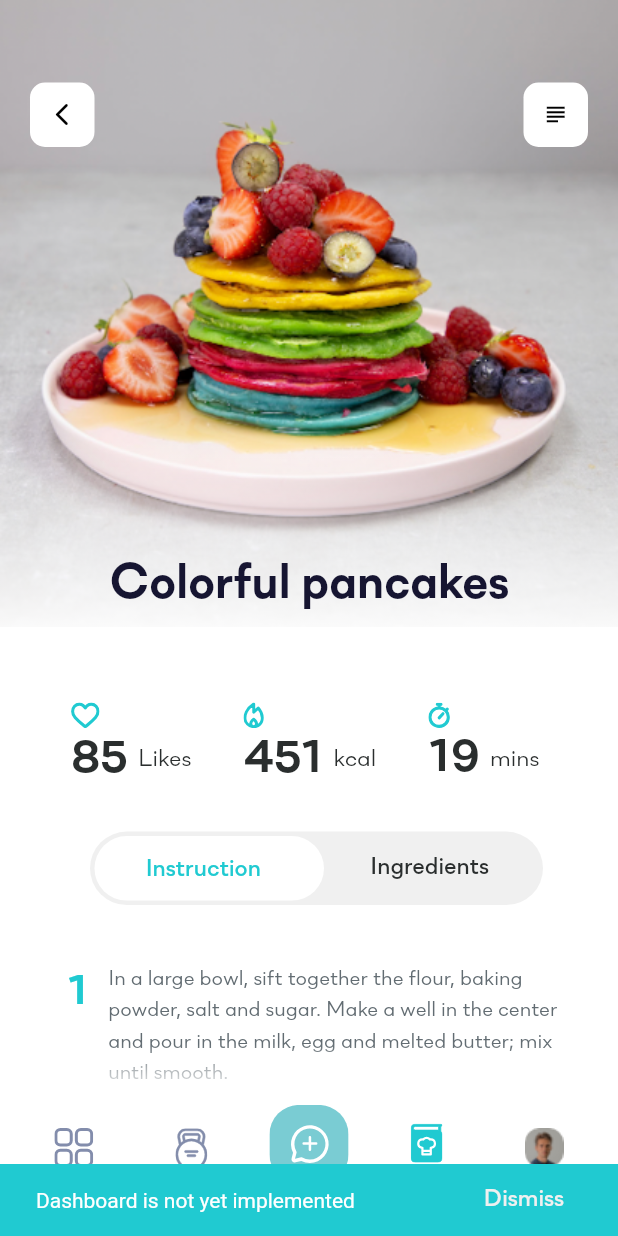
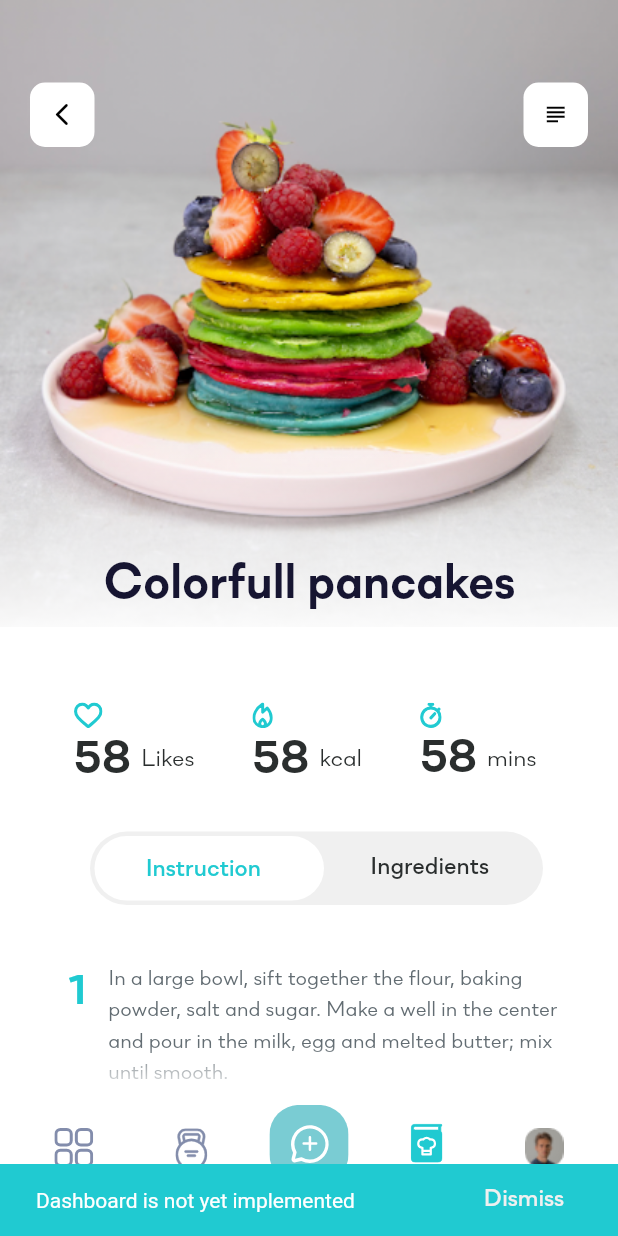
Before and after one commit to Grrravity/RecipeTest, a Flutter app: the screen it shows after launch, after a tap on the "subject" icon, on a phone screen of 412 x 824 dp. Run offline on Flutter 3.47's test engine with Material 2 defaults, Android fonts, the phone set to English and light mode, and no system bars; our stand-ins replace bloc, dartz, equatable, flutter_bloc, flutter_svg, get_it and 1 more.

Commit message:
Created Listview builder with fake data input > Updated test

```diff
--- a/lib/features/pancake_app/views/components/display/detail_display.dart
+++ b/lib/features/pancake_app/views/components/display/detail_display.dart
@@ -1,8 +1,11 @@
 import 'package:flutter/material.dart';
+import 'package:pancakeapp/features/pancake_app/domain/entities/recipe_data.dart';
 import 'package:pancakeapp/features/pancake_app/views/components/recipe_view.dart';
 
 class DetailWidget extends StatefulWidget {
-  const DetailWidget({Key? key}) : super(key: key);
+  final RecipeData recipeData;
+
+  const DetailWidget({Key? key, required this.recipeData}) : super(key: key);
 
   @override
   _DetailWidgetState createState() => _DetailWidgetState();
@@ -13,13 +16,11 @@ class _DetailWidgetState extends State<DetailWidget> {
 
   @override
   Widget build(BuildContext context) {
-    //TODO Add fake data source from Json
     return Column(
       mainAxisSize: MainAxisSize.max,
       mainAxisAlignment: MainAxisAlignment.start,
       crossAxisAlignment: CrossAxisAlignment.stretch,
       children: [
-        //TODO Extract components
         Container(
           transform: Matrix4.translationValues(0.0, 4.0, 0.0),
           height: 140,
@@ -34,7 +35,7 @@ class _DetailWidgetState extends State<DetailWidget> {
               child: Padding(
                 padding: const EdgeInsets.only(bottom: 23),
                 child: Text(
-                  "Colorful pancakes",
+                  widget.recipeData.title,
                   style: Theme.of(context).textTheme.headline4,
                 ),
               )),
@@ -51,20 +52,22 @@ class _DetailWidgetState extends State<DetailWidget> {
                   children: [
                     DataInput(
                         asset: 'assets/icons/heart.svg',
-                        data: "85 ",
+                        data: widget.recipeData.metrics.likes.toString() + " ",
                         label: "Likes"),
                     DataInput(
                         asset: 'assets/icons/calories.svg',
-                        data: "451 ",
+                        data: widget.recipeData.metrics.likes.toString() + " ",
                         label: "kcal"),
                     DataInput(
                         asset: 'assets/icons/timer.svg',
-                        data: "19 ",
+                        data: widget.recipeData.metrics.likes.toString() + " ",
                         label: "mins"),
                   ],
                 ),
               ),
               SwitchableList(
+                stepList: widget.recipeData.instruction,
+                ingredientList: widget.recipeData.ingredients,
                 isStep: _enabled,
                 onChanged: (bool val) {
                   setState(() {
--- a/lib/features/pancake_app/views/components/display/recipe_display.dart
+++ b/lib/features/pancake_app/views/components/display/recipe_display.dart
@@ -1,12 +1,14 @@
 import 'package:flutter/foundation.dart';
 import 'package:flutter/material.dart';
+import 'package:pancakeapp/features/pancake_app/domain/entities/recipe_data.dart';
 import 'package:pancakeapp/features/pancake_app/views/components/display/detail_display.dart';
 import 'package:pancakeapp/features/pancake_app/views/components/widgets/bottom_navigation_bar.dart';
 import 'package:pancakeapp/features/pancake_app/views/components/widgets/header_button_widget.dart';
 import 'package:pancakeapp/features/pancake_app/views/components/widgets/recipe_picture_widget.dart';
 
 class RecipeView extends StatefulWidget {
-  RecipeView({Key? key}) : super(key: key);
+  final RecipeData recipeData;
+  RecipeView({Key? key, required this.recipeData}) : super(key: key);
 
   @override
   RecipeViewState createState() => RecipeViewState();
@@ -28,11 +30,11 @@ class RecipeViewState extends State<RecipeView> {
             initialChildSize: 0.65,
             maxChildSize: 0.95,
             minChildSize: 0.65,
-            builder: (BuildContext context, myscrollController) {
+            builder: (BuildContext context, myScrollController) {
               return Container(
                 child: SingleChildScrollView(
-                  controller: myscrollController,
-                  child: DetailWidget(),
+                  controller: myScrollController,
+                  child: DetailWidget(recipeData: widget.recipeData),
                 ),
               );
             },
--- a/lib/features/pancake_app/views/components/widgets/list_widget.dart
+++ b/lib/features/pancake_app/views/components/widgets/list_widget.dart
@@ -1,16 +1,19 @@
 import 'package:flutter/material.dart';
 
 class ListWidget extends StatelessWidget {
-  const ListWidget({Key? key}) : super(key: key);
+  final List<String> ingredientList;
+  const ListWidget({Key? key, required this.ingredientList}) : super(key: key);
 
   @override
   Widget build(BuildContext context) {
-    //TODO Refactor with Listview.Builder
     return Container(
         margin: const EdgeInsets.symmetric(horizontal: 15),
-      child: Column(
-        children: [
-          Container(
+        child: ListView.builder(
+            shrinkWrap: true,
+            physics: const NeverScrollableScrollPhysics(),
+            itemCount: ingredientList.length,
+            itemBuilder: (BuildContext context, int index) {
+              return Container(
                   padding: EdgeInsets.symmetric(vertical: 5),
                   child: Row(
                     crossAxisAlignment: CrossAxisAlignment.center,
@@ -19,97 +22,11 @@ class ListWidget extends StatelessWidget {
                           style: Theme.of(context).textTheme.headline6),
                       SizedBox(width: 13),
                       Expanded(
-                    child: Text("1 ½ cups all-purposed flour",
+                        child: Text(ingredientList[index],
                             style: Theme.of(context).textTheme.bodyText1),
                       ),
                     ],
-              )),
-          Container(
-              padding: EdgeInsets.symmetric(vertical: 5),
-              child: Row(
-                crossAxisAlignment: CrossAxisAlignment.center,
-                children: [
-                  Text(String.fromCharCode(0x2022),
-                      style: Theme.of(context).textTheme.headline6),
-                  SizedBox(width: 13),
-                  Expanded(
-                    child: Text("3 tablespoons butter, melted",
-                        style: Theme.of(context).textTheme.bodyText1),
-                  ),
-                ],
-              )),
-          Container(
-              padding: EdgeInsets.symmetric(vertical: 5),
-              child: Row(
-                crossAxisAlignment: CrossAxisAlignment.center,
-                children: [
-                  Text(String.fromCharCode(0x2022),
-                      style: Theme.of(context).textTheme.headline6),
-                  SizedBox(width: 13),
-                  Expanded(
-                    child: Text("3 ½ teaspoons baking powder",
-                        style: Theme.of(context).textTheme.bodyText1),
-                  ),
-                ],
-              )),
-          Container(
-              padding: EdgeInsets.symmetric(vertical: 5),
-              child: Row(
-                crossAxisAlignment: CrossAxisAlignment.center,
-                children: [
-                  Text(String.fromCharCode(0x2022),
-                      style: Theme.of(context).textTheme.headline6),
-                  SizedBox(width: 13),
-                  Expanded(
-                    child: Text("1 ¼ cups milk",
-                        style: Theme.of(context).textTheme.bodyText1),
-                  ),
-                ],
-              )),
-          Container(
-              padding: EdgeInsets.symmetric(vertical: 5),
-              child: Row(
-                crossAxisAlignment: CrossAxisAlignment.center,
-                children: [
-                  Text(String.fromCharCode(0x2022),
-                      style: Theme.of(context).textTheme.headline6),
-                  SizedBox(width: 13),
-                  Expanded(
-                    child: Text("1 tablespoon white sugar",
-                        style: Theme.of(context).textTheme.bodyText1),
-                  ),
-                ],
-              )),
-          Container(
-              padding: EdgeInsets.symmetric(vertical: 5),
-              child: Row(
-                crossAxisAlignment: CrossAxisAlignment.center,
-                children: [
-                  Text(String.fromCharCode(0x2022),
-                      style: Theme.of(context).textTheme.headline6),
-                  SizedBox(width: 13),
-                  Expanded(
-                    child: Text("1 teaspoon salt",
-                        style: Theme.of(context).textTheme.bodyText1),
-                  ),
-                ],
-              )),
-          Container(
-              padding: EdgeInsets.symmetric(vertical: 5),
-              child: Row(
-                crossAxisAlignment: CrossAxisAlignment.center,
-                children: [
-                  Text(String.fromCharCode(0x2022),
-                      style: Theme.of(context).textTheme.headline6),
-                  SizedBox(width: 13),
-                  Expanded(
-                    child: Text("1 egg",
-                        style: Theme.of(context).textTheme.bodyText1),
-                  ),
-                ],
-              )),
-        ],
-      ),
-    );
+                  ));
+            }));
   }
 }
--- a/lib/features/pancake_app/views/components/widgets/step_widget.dart
+++ b/lib/features/pancake_app/views/components/widgets/step_widget.dart
@@ -1,50 +1,31 @@
 import 'package:flutter/material.dart';
 
 class StepWidget extends StatelessWidget {
-  const StepWidget({Key? key}) : super(key: key);
+  final List<String> stepList;
+  const StepWidget({Key? key, required this.stepList}) : super(key: key);
 
   @override
   Widget build(BuildContext context) {
-    //TODO Refactor with Listview.Builder
-    return Column(
-      children: [
-        Container(
-            padding: EdgeInsets.symmetric(vertical: 25),
-            child: Row(
-              crossAxisAlignment: CrossAxisAlignment.start,
-              children: [
+    return ListView.builder(
+        shrinkWrap: true,
+        physics: const NeverScrollableScrollPhysics(),
+        itemCount: stepList.length,
+        itemBuilder: (BuildContext context, int index) {
+          return Container(
+              padding: EdgeInsets.symmetric(vertical: 25),
+              child:
+                  Row(crossAxisAlignment: CrossAxisAlignment.start, children: [
                 Padding(
                   padding: const EdgeInsets.only(top: 5),
-                  child:
-                      Text("1", style: Theme.of(context).textTheme.headline6),
+                  child: Text((index + 1).toString(),
+                      style: Theme.of(context).textTheme.headline6),
                 ),
                 SizedBox(width: 13),
                 Expanded(
-                  child: Text(
-                      "In a large bowl, sift together the flour, baking powder, salt and sugar. Make a well in the center and pour in the milk, egg and melted butter; mix until smooth.",
+                  child: Text(stepList[index],
                       style: Theme.of(context).textTheme.bodyText2),
-                ),
-              ],
-            )),
-        Container(
-            padding: EdgeInsetsDirectional.only(bottom: 35),
-            child: Row(
-              crossAxisAlignment: CrossAxisAlignment.start,
-              children: [
-                Padding(
-                  padding: const EdgeInsets.only(top: 5),
-                  child:
-                      Text("2", style: Theme.of(context).textTheme.headline6),
-                ),
-                SizedBox(width: 13),
-                Expanded(
-                  child: Text(
-                      "Heat a lightly oiled griddle or frying pan over medium-high heat. Pour or scoop the batter into the griddle, using approximately 1/4 cup for each pancake. Brow on both sides and serve hot.",
-                      style: Theme.of(context).textTheme.bodyText2),
-                ),
-              ],
-            )),
-      ],
-    );
+                )
+              ]));
+        });
   }
 }
--- a/lib/features/pancake_app/views/components/widgets/switchable_list.dart
+++ b/lib/features/pancake_app/views/components/widgets/switchable_list.dart
@@ -6,8 +6,14 @@ import 'package:pancakeapp/features/pancake_app/views/components/widgets/step_wi
 class SwitchableList extends StatefulWidget {
   final bool isStep;
   final ValueChanged<bool> onChanged;
+  final List<String> stepList, ingredientList;
 
-  SwitchableList({Key? key, required this.isStep, required this.onChanged})
+  SwitchableList(
+      {Key? key,
+      required this.isStep,
+      required this.onChanged,
+      required this.stepList,
+      required this.ingredientList})
       : super(key: key);
 
   @override
@@ -145,13 +151,14 @@ class _CustomSwitchState extends State<SwitchableList>
                   child: AnimatedOpacity(
                       opacity: widget.isStep ? 1.0 : 0.0,
                       duration: Duration(milliseconds: kIsWeb ? 100 : 200),
-                      child: StepWidget())),
+                      child: StepWidget(stepList: widget.stepList))),
               SlideTransition(
                   position: listOffset,
                   child: AnimatedOpacity(
                       opacity: widget.isStep ? 0.0 : 1.0,
                       duration: Duration(milliseconds: kIsWeb ? 250 : 200),
-                      child: ListWidget())),
+                      child:
+                          ListWidget(ingredientList: widget.ingredientList))),
             ])
           ],
         ),
--- a/lib/features/pancake_app/views/screens/panecake_app.dart
+++ b/lib/features/pancake_app/views/screens/panecake_app.dart
@@ -23,9 +23,11 @@ class PancakeLanding extends StatelessWidget {
                   return SizeError();
                 } else {
                   if (kIsWeb)
-                    return AspectRatio(aspectRatio: 4 / 3, child: RecipeView());
+                    return AspectRatio(
+                        aspectRatio: 4 / 3,
+                        child: RecipeView(recipeData: state.data));
                   else
-                    return RecipeView();
+                    return RecipeView(recipeData: state.data);
                 }
               } else {
                 BlocProvider.of<PancakeBloc>(context).add(ViewCreation());
```
Also changed, not shown: 1 other file. Lines whose indentation alone changed are shown as unchanged.
